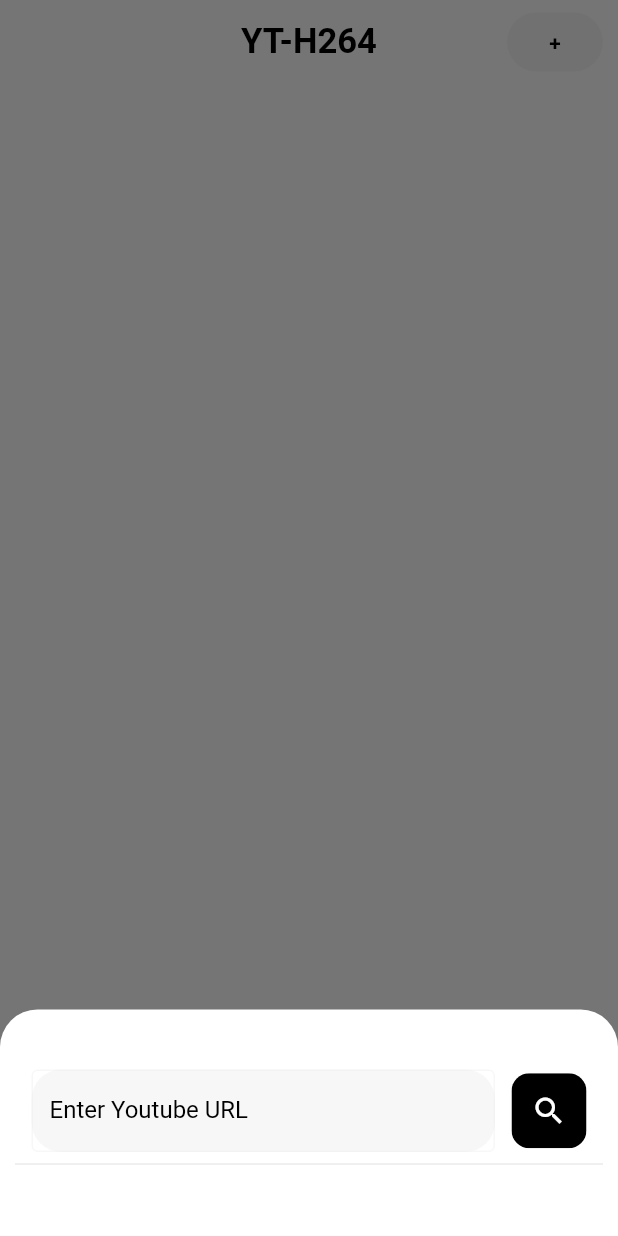
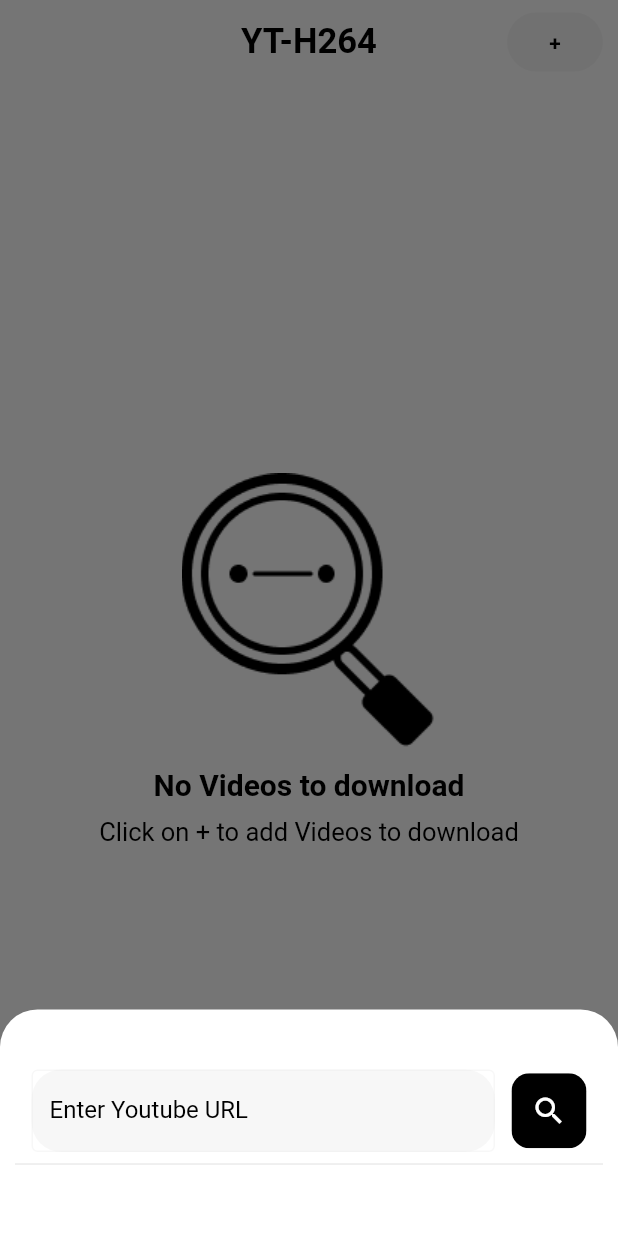
Before and after one commit to CopticFelo/YTH264, a Flutter app: the screen it shows after launch, after a tap on an icon or button, on a phone screen of 412 x 824 dp. Run offline on Flutter 3.47's test engine with Material 2 defaults, Android fonts, the phone set to English and light mode, and no system bars; our stand-ins replace another_flushbar, permission_handler, shared_preferences; missing offline and left inert: ffmpeg_kit_flutter_full, receive_sharing_intent, remove_emoji, youtube_explode_dart; Roboto replaces fonts that are missing (Helvetica).

Commit message:
feat: made an Empty List Screen

```diff
--- /dev/null
+++ b/lib/Screens/EmptyList.dart
@@ -0,0 +1,38 @@
+import 'package:flutter/material.dart';
+import 'package:flutter/src/widgets/framework.dart';
+import 'package:flutter/src/widgets/placeholder.dart';
+
+class EmptyList extends StatelessWidget {
+  const EmptyList({super.key});
+
+  @override
+  Widget build(BuildContext context) {
+    return Center(
+      child: Column(
+        mainAxisAlignment: MainAxisAlignment.center,
+        children: [
+          Image(image: AssetImage('assets/Sad_Magnifying_Glass.png')),
+          SizedBox(
+            height: 12,
+          ),
+          Text(
+            'No Videos to download',
+            style: TextStyle(
+                color: Colors.black,
+                fontFamily: 'Helvetica',
+                fontWeight: FontWeight.bold,
+                fontSize: 20),
+          ),
+          SizedBox(
+            height: 10,
+          ),
+          Text(
+            'Click on + to add Videos to download',
+            style: TextStyle(
+                color: Colors.black, fontFamily: 'Helvetica', fontSize: 17),
+          ),
+        ],
+      ),
+    );
+  }
+}
--- a/lib/Screens/Queue.dart
+++ b/lib/Screens/Queue.dart
@@ -2,10 +2,12 @@
 
 import 'dart:async';
 
+import 'package:YT_H264/Screens/EmptyList.dart';
 import 'package:flutter/material.dart';
 import 'package:YT_H264/Screens/AddPopup.dart';
 import 'package:YT_H264/Services/QueueObject.dart';
 import 'package:YT_H264/Widgets/QueueWidget.dart';
+import 'package:flutter/scheduler.dart';
 import 'package:receive_sharing_intent/receive_sharing_intent.dart';
 import 'package:shared_preferences/shared_preferences.dart';
 
@@ -72,16 +74,16 @@ class _QueuePageState extends State<QueuePage> {
         duration: Duration(milliseconds: 100));
     widget.donwloadQueue.removeAt(index);
     saveList();
+    setState(() {});
   }
 
   void add(QueueObject queueObject, {bool fromJson = false, int? index}) {
     Duration time = Duration(milliseconds: fromJson ? 0 : 100);
     widget.listkey.currentState!.insertItem(
-        index != null ? index : widget.donwloadQueue.length,
+        index != null ? index : widget.donwloadQueue.length - 1,
         duration: time);
     final ytobj = queueObject as YoutubeQueueObject;
     if (!fromJson) {
-      widget.donwloadQueue.add(queueObject as YoutubeQueueObject);
       saveList();
     }
   }
@@ -93,13 +95,27 @@ class _QueuePageState extends State<QueuePage> {
   }
 
   void loadList() async {
+    await Future.delayed(Duration(milliseconds: 500));
     final SharedPreferences prefs = await SharedPreferences.getInstance();
     final String? jsonString = await prefs.getString('Queue');
     print(jsonString);
     if (jsonString != null) {
       widget.donwloadQueue = YoutubeQueueObject.decode(jsonString);
+      // to init the animated list
+      if (widget.donwloadQueue.isNotEmpty) {
+        setState(() {});
+        SchedulerBinding.instance.addPostFrameCallback((_) {
+          int index = 0;
+          for (var element in widget.donwloadQueue) {
+            add(element, fromJson: true, index: index);
+            index++;
+          }
+        });
+        return;
+      }
+
+      int index = 0;
       print(widget.donwloadQueue.length);
-      int index = 0;
       for (var element in widget.donwloadQueue) {
         add(element, fromJson: true, index: index);
         index++;
@@ -163,6 +179,16 @@ class _QueuePageState extends State<QueuePage> {
                       return AddModalPopup();
                     }).then((value) {
                   if (value != null) {
+                    if (widget.donwloadQueue.isEmpty) {
+                      setState(() {
+                        widget.donwloadQueue.add(value as YoutubeQueueObject);
+                      });
+                      SchedulerBinding.instance.addPostFrameCallback((_) {
+                        add(value);
+                      });
+                      return;
+                    }
+                    widget.donwloadQueue.add(value as YoutubeQueueObject);
                     add(value);
                     print(widget.donwloadQueue);
                     setState(() {});
@@ -184,8 +210,9 @@ class _QueuePageState extends State<QueuePage> {
       ),
       body: Padding(
         padding: const EdgeInsets.all(18.0),
-        child: Expanded(
-          child: AnimatedList(
+        child: widget.donwloadQueue.length == 0
+            ? EmptyList()
+            : AnimatedList(
                 key: widget.listkey,
                 shrinkWrap: true,
                 itemBuilder: (context, index, animation) {
@@ -196,7 +223,7 @@ class _QueuePageState extends State<QueuePage> {
                       end: Offset(0, 0),
                     ).animate(animation),
                     child: QueueWidget(
-                    ytobj: widget.donwloadQueue[index] as YoutubeQueueObject,
+                        ytobj: widget.donwloadQueue[index],
                         downloadStatus: DownloadStatus.waiting,
                         index: index,
                         rmov: delete),
@@ -204,7 +231,6 @@ class _QueuePageState extends State<QueuePage> {
                 },
               ),
       ),
-      ),
     );
   }
 }
```
Also changed, not shown: pubspec.yaml (+4 -3 lines), assets/Sad_Magnifying_Glass.png (added). Lines whose indentation alone changed are shown as unchanged.
